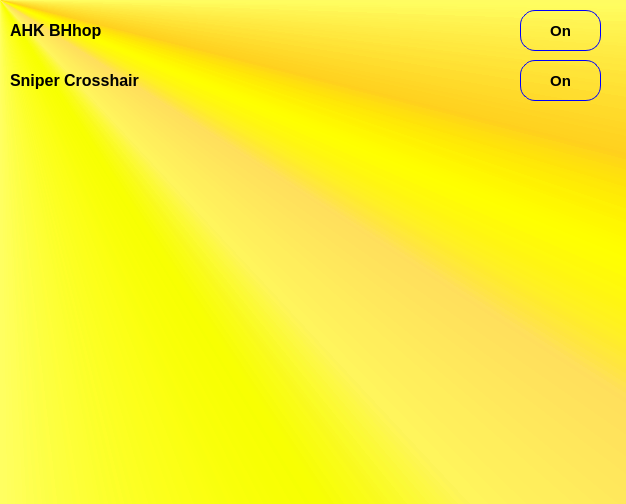
Before: the Qt Designer form ui.ui in Pixelsuft/haxnohax, drawn with Qt 5.
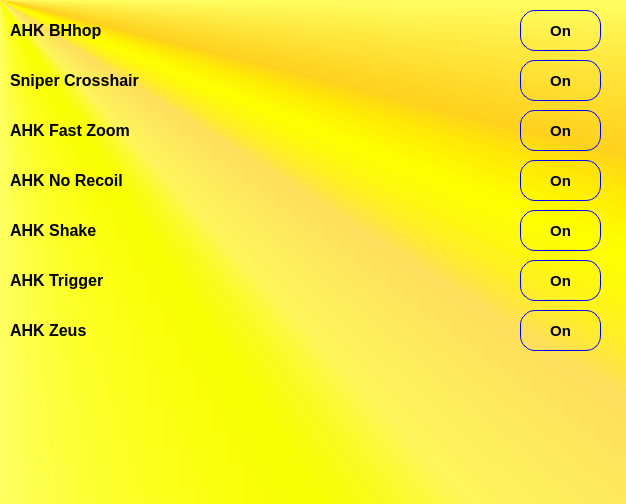
After: the same form once the commit is applied. Icons and pictures are not drawn.

Patch:
```diff
--- a/ui.ui
+++ b/ui.ui
@@ -146,6 +146,276 @@
      <string>On</string>
     </property>
    </widget>
+   <widget class="QLabel" name="ahkfastzoomLabel">
+    <property name="geometry">
+     <rect>
+      <x>10</x>
+      <y>120</y>
+      <width>311</width>
+      <height>21</height>
+     </rect>
+    </property>
+    <property name="font">
+     <font>
+      <family>Segoe UI</family>
+      <pointsize>12</pointsize>
+      <weight>75</weight>
+      <bold>true</bold>
+     </font>
+    </property>
+    <property name="styleSheet">
+     <string notr="true">background-color: transparent;</string>
+    </property>
+    <property name="text">
+     <string>AHK Fast Zoom</string>
+    </property>
+   </widget>
+   <widget class="QPushButton" name="ahkfastzoomButton">
+    <property name="geometry">
+     <rect>
+      <x>520</x>
+      <y>110</y>
+      <width>81</width>
+      <height>41</height>
+     </rect>
+    </property>
+    <property name="minimumSize">
+     <size>
+      <width>0</width>
+      <height>0</height>
+     </size>
+    </property>
+    <property name="font">
+     <font>
+      <family>Segoe UI</family>
+      <pointsize>11</pointsize>
+      <weight>75</weight>
+      <bold>true</bold>
+     </font>
+    </property>
+    <property name="styleSheet">
+     <string notr="true"/>
+    </property>
+    <property name="text">
+     <string>On</string>
+    </property>
+   </widget>
+   <widget class="QLabel" name="ahknorecoilLabel">
+    <property name="geometry">
+     <rect>
+      <x>10</x>
+      <y>170</y>
+      <width>311</width>
+      <height>21</height>
+     </rect>
+    </property>
+    <property name="font">
+     <font>
+      <family>Segoe UI</family>
+      <pointsize>12</pointsize>
+      <weight>75</weight>
+      <bold>true</bold>
+     </font>
+    </property>
+    <property name="styleSheet">
+     <string notr="true">background-color: transparent;</string>
+    </property>
+    <property name="text">
+     <string>AHK No Recoil</string>
+    </property>
+   </widget>
+   <widget class="QPushButton" name="ahknorecoilButton">
+    <property name="geometry">
+     <rect>
+      <x>520</x>
+      <y>160</y>
+      <width>81</width>
+      <height>41</height>
+     </rect>
+    </property>
+    <property name="minimumSize">
+     <size>
+      <width>0</width>
+      <height>0</height>
+     </size>
+    </property>
+    <property name="font">
+     <font>
+      <family>Segoe UI</family>
+      <pointsize>11</pointsize>
+      <weight>75</weight>
+      <bold>true</bold>
+     </font>
+    </property>
+    <property name="styleSheet">
+     <string notr="true"/>
+    </property>
+    <property name="text">
+     <string>On</string>
+    </property>
+   </widget>
+   <widget class="QLabel" name="ahkshakeLabel">
+    <property name="geometry">
+     <rect>
+      <x>10</x>
+      <y>220</y>
+      <width>311</width>
+      <height>21</height>
+     </rect>
+    </property>
+    <property name="font">
+     <font>
+      <family>Segoe UI</family>
+      <pointsize>12</pointsize>
+      <weight>75</weight>
+      <bold>true</bold>
+     </font>
+    </property>
+    <property name="styleSheet">
+     <string notr="true">background-color: transparent;</string>
+    </property>
+    <property name="text">
+     <string>AHK Shake</string>
+    </property>
+   </widget>
+   <widget class="QPushButton" name="ahkshakeButton">
+    <property name="geometry">
+     <rect>
+      <x>520</x>
+      <y>210</y>
+      <width>81</width>
+      <height>41</height>
+     </rect>
+    </property>
+    <property name="minimumSize">
+     <size>
+      <width>0</width>
+      <height>0</height>
+     </size>
+    </property>
+    <property name="font">
+     <font>
+      <family>Segoe UI</family>
+      <pointsize>11</pointsize>
+      <weight>75</weight>
+      <bold>true</bold>
+     </font>
+    </property>
+    <property name="styleSheet">
+     <string notr="true"/>
+    </property>
+    <property name="text">
+     <string>On</string>
+    </property>
+   </widget>
+   <widget class="QLabel" name="ahktriggerLabel">
+    <property name="geometry">
+     <rect>
+      <x>10</x>
+      <y>270</y>
+      <width>311</width>
+      <height>21</height>
+     </rect>
+    </property>
+    <property name="font">
+     <font>
+      <family>Segoe UI</family>
+      <pointsize>12</pointsize>
+      <weight>75</weight>
+      <bold>true</bold>
+     </font>
+    </property>
+    <property name="styleSheet">
+     <string notr="true">background-color: transparent;</string>
+    </property>
+    <property name="text">
+     <string>AHK Trigger</string>
+    </property>
+   </widget>
+   <widget class="QPushButton" name="ahktriggerButton">
+    <property name="geometry">
+     <rect>
+      <x>520</x>
+      <y>260</y>
+      <width>81</width>
+      <height>41</height>
+     </rect>
+    </property>
+    <property name="minimumSize">
+     <size>
+      <width>0</width>
+      <height>0</height>
+     </size>
+    </property>
+    <property name="font">
+     <font>
+      <family>Segoe UI</family>
+      <pointsize>11</pointsize>
+      <weight>75</weight>
+      <bold>true</bold>
+     </font>
+    </property>
+    <property name="styleSheet">
+     <string notr="true"/>
+    </property>
+    <property name="text">
+     <string>On</string>
+    </property>
+   </widget>
+   <widget class="QLabel" name="ahkzeusLabel">
+    <property name="geometry">
+     <rect>
+      <x>10</x>
+      <y>320</y>
+      <width>311</width>
+      <height>21</height>
+     </rect>
+    </property>
+    <property name="font">
+     <font>
+      <family>Segoe UI</family>
+      <pointsize>12</pointsize>
+      <weight>75</weight>
+      <bold>true</bold>
+     </font>
+    </property>
+    <property name="styleSheet">
+     <string notr="true">background-color: transparent;</string>
+    </property>
+    <property name="text">
+     <string>AHK Zeus</string>
+    </property>
+   </widget>
+   <widget class="QPushButton" name="ahkzeusButton">
+    <property name="geometry">
+     <rect>
+      <x>520</x>
+      <y>310</y>
+      <width>81</width>
+      <height>41</height>
+     </rect>
+    </property>
+    <property name="minimumSize">
+     <size>
+      <width>0</width>
+      <height>0</height>
+     </size>
+    </property>
+    <property name="font">
+     <font>
+      <family>Segoe UI</family>
+      <pointsize>11</pointsize>
+      <weight>75</weight>
+      <bold>true</bold>
+     </font>
+    </property>
+    <property name="styleSheet">
+     <string notr="true"/>
+    </property>
+    <property name="text">
+     <string>On</string>
+    </property>
+   </widget>
   </widget>
  </widget>
  <resources/>
```
